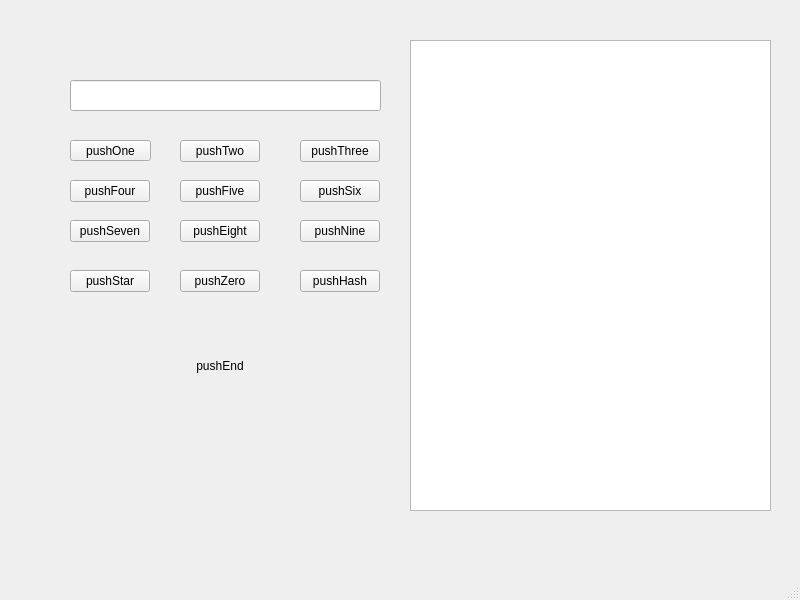
Qt form dialerwindow.ui (blakefuller/DialerApp) before a commit.
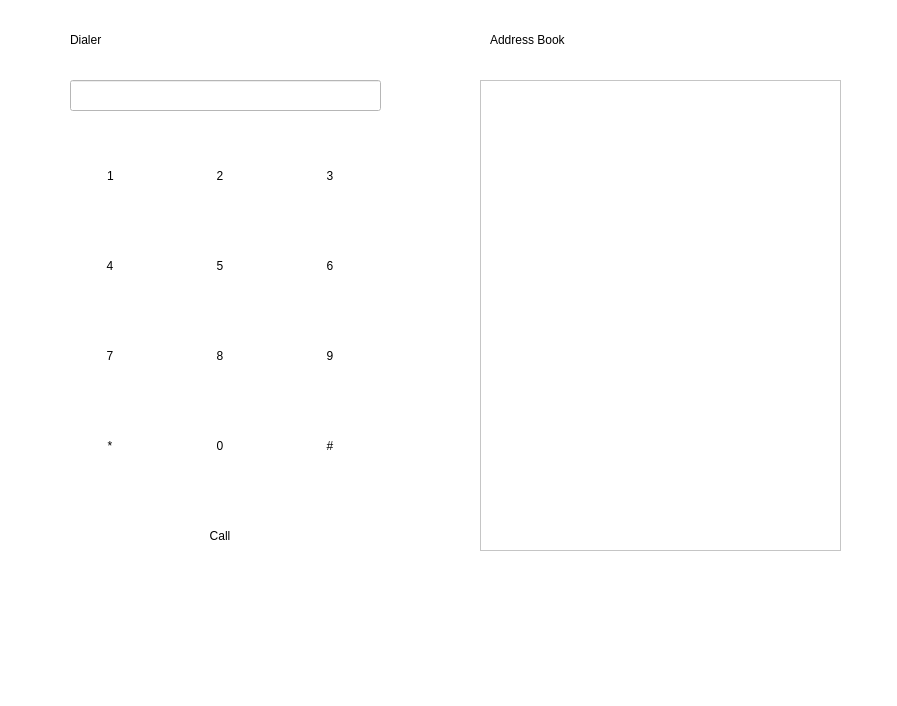
The same form after that commit. Icons and pictures are not drawn.

Commit message: Finished buttons & added labels & white background.

The edit to the form file:
```diff
--- a/dialerwindow.ui
+++ b/dialerwindow.ui
@@ -6,13 +6,16 @@
    <rect>
     <x>0</x>
     <y>0</y>
-    <width>800</width>
-    <height>600</height>
+    <width>897</width>
+    <height>706</height>
    </rect>
   </property>
   <property name="windowTitle">
    <string>DialerWindow</string>
   </property>
+  <property name="styleSheet">
+   <string notr="true">background-color: rgb(255, 255, 255);</string>
+  </property>
   <widget class="QWidget" name="centralwidget">
    <widget class="QPushButton" name="pushOne">
     <property name="geometry">
@@ -20,17 +23,22 @@
       <x>70</x>
       <y>140</y>
       <width>81</width>
-      <height>21</height>
+      <height>71</height>
      </rect>
     </property>
     <property name="autoFillBackground">
-     <bool>true</bool>
+     <bool>false</bool>
     </property>
     <property name="styleSheet">
-     <string notr="true"/>
+     <string notr="true">background-color:transparent;
+alternate-background-color: rgb(255, 255, 255);
+border-image: url(:/images/gray button.png);
+color: rgb(0, 0, 0);
+border: none;
+background-repeat:none;</string>
     </property>
     <property name="text">
-     <string>pushOne</string>
+     <string>1</string>
     </property>
    </widget>
    <widget class="QPushButton" name="pushTwo">
@@ -39,148 +47,236 @@
       <x>180</x>
       <y>140</y>
       <width>80</width>
-      <height>22</height>
+      <height>71</height>
      </rect>
     </property>
+    <property name="styleSheet">
+     <string notr="true">background-color:transparent;
+alternate-background-color: rgb(255, 255, 255);
+border-image: url(:/images/gray button.png);
+color: rgb(0, 0, 0);
+border: none;
+background-repeat:none;</string>
+    </property>
     <property name="text">
-     <string>pushTwo</string>
+     <string>2</string>
     </property>
    </widget>
    <widget class="QPushButton" name="pushThree">
     <property name="geometry">
      <rect>
-      <x>300</x>
+      <x>290</x>
       <y>140</y>
       <width>80</width>
-      <height>22</height>
+      <height>71</height>
      </rect>
     </property>
+    <property name="styleSheet">
+     <string notr="true">background-color:transparent;
+alternate-background-color: rgb(255, 255, 255);
+border-image: url(:/images/gray button.png);
+color: rgb(0, 0, 0);
+border: none;
+background-repeat:none;</string>
+    </property>
     <property name="text">
-     <string>pushThree</string>
+     <string>3</string>
     </property>
    </widget>
    <widget class="QPushButton" name="pushFour">
     <property name="geometry">
      <rect>
       <x>70</x>
-      <y>180</y>
+      <y>230</y>
       <width>80</width>
-      <height>22</height>
+      <height>71</height>
      </rect>
     </property>
+    <property name="styleSheet">
+     <string notr="true">background-color:transparent;
+alternate-background-color: rgb(255, 255, 255);
+border-image: url(:/images/gray button.png);
+color: rgb(0, 0, 0);
+border: none;
+background-repeat:none;</string>
+    </property>
     <property name="text">
-     <string>pushFour</string>
+     <string>4</string>
     </property>
    </widget>
    <widget class="QPushButton" name="pushFive">
     <property name="geometry">
      <rect>
       <x>180</x>
-      <y>180</y>
+      <y>230</y>
       <width>80</width>
-      <height>22</height>
+      <height>71</height>
      </rect>
     </property>
+    <property name="styleSheet">
+     <string notr="true">background-color:transparent;
+alternate-background-color: rgb(255, 255, 255);
+border-image: url(:/images/gray button.png);
+color: rgb(0, 0, 0);
+border: none;
+background-repeat:none;</string>
+    </property>
     <property name="text">
-     <string>pushFive</string>
+     <string>5</string>
     </property>
    </widget>
    <widget class="QPushButton" name="pushSix">
     <property name="geometry">
      <rect>
-      <x>300</x>
-      <y>180</y>
+      <x>290</x>
+      <y>230</y>
       <width>80</width>
-      <height>22</height>
+      <height>71</height>
      </rect>
     </property>
+    <property name="styleSheet">
+     <string notr="true">background-color:transparent;
+alternate-background-color: rgb(255, 255, 255);
+border-image: url(:/images/gray button.png);
+color: rgb(0, 0, 0);
+border: none;
+background-repeat:none;</string>
+    </property>
     <property name="text">
-     <string>pushSix</string>
+     <string>6</string>
     </property>
    </widget>
    <widget class="QPushButton" name="pushSeven">
     <property name="geometry">
      <rect>
       <x>70</x>
-      <y>220</y>
+      <y>320</y>
       <width>80</width>
-      <height>22</height>
+      <height>71</height>
      </rect>
     </property>
+    <property name="styleSheet">
+     <string notr="true">background-color:transparent;
+alternate-background-color: rgb(255, 255, 255);
+border-image: url(:/images/gray button.png);
+color: rgb(0, 0, 0);
+border: none;
+background-repeat:none;</string>
+    </property>
     <property name="text">
-     <string>pushSeven</string>
+     <string>7</string>
     </property>
    </widget>
    <widget class="QPushButton" name="pushEight">
     <property name="geometry">
      <rect>
       <x>180</x>
-      <y>220</y>
+      <y>320</y>
       <width>80</width>
-      <height>22</height>
+      <height>71</height>
      </rect>
     </property>
+    <property name="styleSheet">
+     <string notr="true">background-color:transparent;
+alternate-background-color: rgb(255, 255, 255);
+border-image: url(:/images/gray button.png);
+color: rgb(0, 0, 0);
+border: none;
+background-repeat:none;</string>
+    </property>
     <property name="text">
-     <string>pushEight</string>
+     <string>8</string>
     </property>
    </widget>
    <widget class="QPushButton" name="pushNine">
     <property name="geometry">
      <rect>
-      <x>300</x>
-      <y>220</y>
+      <x>290</x>
+      <y>320</y>
       <width>80</width>
-      <height>22</height>
+      <height>71</height>
      </rect>
     </property>
+    <property name="styleSheet">
+     <string notr="true">background-color:transparent;
+alternate-background-color: rgb(255, 255, 255);
+border-image: url(:/images/gray button.png);
+color: rgb(0, 0, 0);
+border: none;
+background-repeat:none;</string>
+    </property>
     <property name="text">
-     <string>pushNine</string>
+     <string>9</string>
     </property>
    </widget>
    <widget class="QPushButton" name="pushStar">
     <property name="geometry">
      <rect>
       <x>70</x>
-      <y>270</y>
+      <y>410</y>
       <width>80</width>
-      <height>22</height>
+      <height>71</height>
      </rect>
     </property>
+    <property name="styleSheet">
+     <string notr="true">background-color:transparent;
+alternate-background-color: rgb(255, 255, 255);
+border-image: url(:/images/gray button.png);
+color: rgb(0, 0, 0);
+border: none;
+background-repeat:none;</string>
+    </property>
     <property name="text">
-     <string>pushStar</string>
+     <string>*</string>
     </property>
    </widget>
    <widget class="QPushButton" name="pushZero">
     <property name="geometry">
      <rect>
       <x>180</x>
-      <y>270</y>
+      <y>410</y>
       <width>80</width>
-      <height>22</height>
+      <height>71</height>
      </rect>
     </property>
+    <property name="styleSheet">
+     <string notr="true">background-color:transparent;
+alternate-background-color: rgb(255, 255, 255);
+border-image: url(:/images/gray button.png);
+color: rgb(0, 0, 0);
+border: none;
+background-repeat:none;</string>
+    </property>
     <property name="text">
-     <string>pushZero</string>
+     <string>0</string>
     </property>
    </widget>
    <widget class="QPushButton" name="pushHash">
     <property name="geometry">
      <rect>
-      <x>300</x>
-      <y>270</y>
+      <x>290</x>
+      <y>410</y>
       <width>80</width>
-      <height>22</height>
+      <height>71</height>
      </rect>
     </property>
+    <property name="styleSheet">
+     <string notr="true">background-color:transparent;
+alternate-background-color: rgb(255, 255, 255);
+border-image: url(:/images/gray button.png);
+color: rgb(0, 0, 0);
+border: none;
+background-repeat:none;</string>
+    </property>
     <property name="text">
-     <string>pushHash</string>
+     <string>#</string>
     </property>
    </widget>
    <widget class="QPushButton" name="pushEnd">
     <property name="geometry">
      <rect>
       <x>180</x>
-      <y>330</y>
+      <y>500</y>
       <width>80</width>
       <height>71</height>
      </rect>
@@ -194,14 +290,14 @@
 background-repeat:none;</string>
     </property>
     <property name="text">
-     <string>pushEnd</string>
+     <string>Call</string>
     </property>
    </widget>
    <widget class="QPushButton" name="pushDel">
     <property name="geometry">
      <rect>
       <x>300</x>
-      <y>330</y>
+      <y>510</y>
       <width>61</width>
       <height>61</height>
      </rect>
@@ -230,13 +326,47 @@
    <widget class="QTableView" name="tableSafe">
     <property name="geometry">
      <rect>
-      <x>410</x>
-      <y>40</y>
+      <x>480</x>
+      <y>80</y>
       <width>361</width>
       <height>471</height>
      </rect>
     </property>
    </widget>
+   <widget class="QLabel" name="dialLabel">
+    <property name="geometry">
+     <rect>
+      <x>70</x>
+      <y>30</y>
+      <width>69</width>
+      <height>20</height>
+     </rect>
+    </property>
+    <property name="styleSheet">
+     <string notr="true">color: rgb(0, 0, 0);
+font: 12pt &quot;Segoe UI&quot;;</string>
+    </property>
+    <property name="text">
+     <string>Dialer</string>
+    </property>
+   </widget>
+   <widget class="QLabel" name="addressBook">
+    <property name="geometry">
+     <rect>
+      <x>490</x>
+      <y>30</y>
+      <width>161</width>
+      <height>20</height>
+     </rect>
+    </property>
+    <property name="styleSheet">
+     <string notr="true">color: rgb(0, 0, 0);
+font: 12pt &quot;Segoe UI&quot;;</string>
+    </property>
+    <property name="text">
+     <string>Address Book</string>
+    </property>
+   </widget>
   </widget>
   <widget class="QMenuBar" name="menubar">
    <property name="geometry">
```
Left out of the diff: 2 changed lines with no effect on the pictures.
